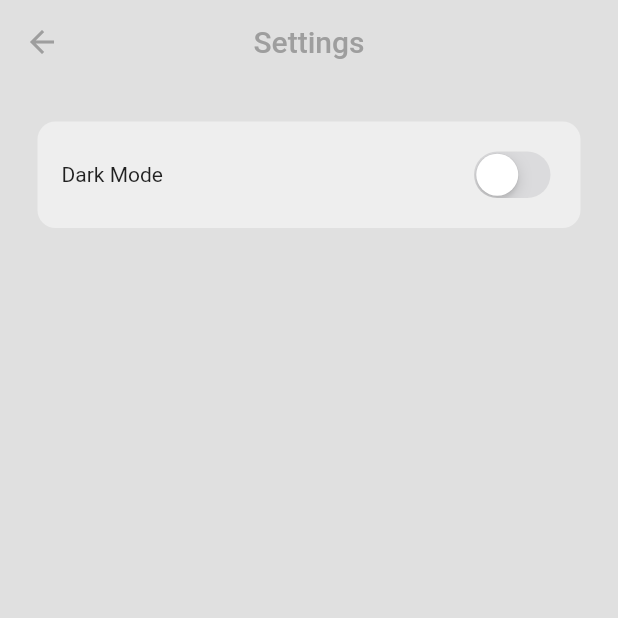
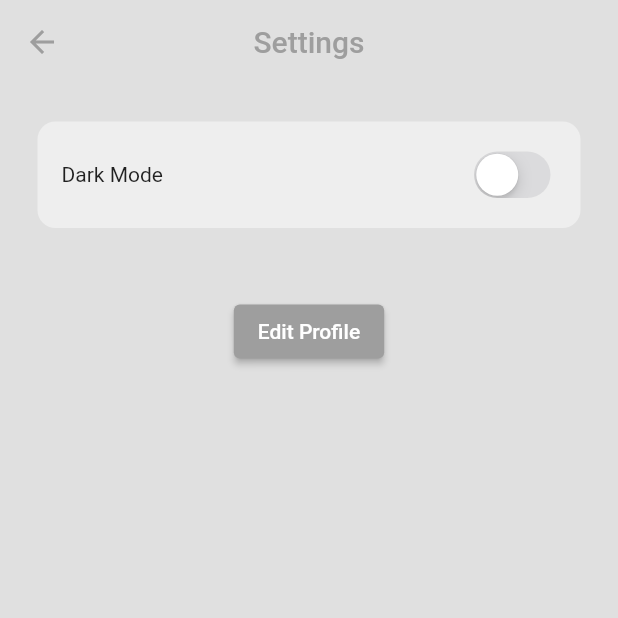
Before and after one commit to soobinchoe/flutter_chat_app, a Flutter app: the screen it shows once a user with an empty profile is signed in, in the side drawer, after a tap on "S E T T I N G S", on a phone screen of 412 x 824 dp, the top half of it. Run offline on Flutter 3.47's test engine with Material 2 defaults, Android fonts, the phone set to English and light mode, and no system bars; our stand-ins replace cloud_firestore, firebase_auth, firebase_core, image_picker; accounts and stored records are empty; network calls fail.

```diff
--- a/lib/components/my_drawer.dart
+++ b/lib/components/my_drawer.dart
@@ -1,6 +1,4 @@
 import 'package:flutter/material.dart';
-import 'package:flutter/src/widgets/framework.dart';
-import 'package:flutter/src/widgets/placeholder.dart';
 import 'package:flutter_chat_app/pages/settings_page.dart';
 
 import '../services/auth/auth_service.dart';
@@ -60,7 +58,7 @@ class MyDrawer extends StatelessWidget {
                   Navigator.push(
                     context,
                     MaterialPageRoute(
-                      builder: (context) => const SettingsPage(),
+                      builder: (context) => SettingsPage(),
                     ),
                   );
                 },
--- a/lib/pages/chat_page.dart
+++ b/lib/pages/chat_page.dart
@@ -123,14 +123,14 @@ class _ChatPageState extends State<ChatPage> {
 
         // Group messages by date
         Map<DateTime, List<DocumentSnapshot>> groupedMessages = {};
-        snapshot.data!.docs.forEach((doc) {
+        for (var doc in snapshot.data!.docs) {
           DateTime date = (doc['timestamp'] as Timestamp).toDate();
           date = DateTime(date.year, date.month, date.day);
           if (!groupedMessages.containsKey(date)) {
             groupedMessages[date] = [];
           }
           groupedMessages[date]!.add(doc);
-        });
+        }
 
         // return list view
         return ListView.builder(
@@ -162,7 +162,6 @@ class _ChatPageState extends State<ChatPage> {
   }
 
   String _formatDate(DateTime date) {
-    // Format date as needed, e.g., "January 1, 2022"
     return DateFormat.yMMMMd().format(date);
   }
 
--- a/lib/pages/register_page.dart
+++ b/lib/pages/register_page.dart
@@ -9,6 +9,7 @@ class RegisterPage extends StatelessWidget {
   final TextEditingController _emailController = TextEditingController();
   final TextEditingController _pwController = TextEditingController();
   final TextEditingController _confirmPwController = TextEditingController();
+  final TextEditingController _nameController = TextEditingController();
 
 // tap to go to login page
   final void Function()? onTap;
@@ -24,7 +25,7 @@ class RegisterPage extends StatelessWidget {
     if (_pwController.text == _confirmPwController.text) {
       try {
         _auth.signUpWithEmailPassword(
-            _emailController.text, _pwController.text);
+            _emailController.text, _pwController.text, _nameController.text);
       } catch (e) {
         showDialog(
           context: context,
@@ -88,6 +89,17 @@ class RegisterPage extends StatelessWidget {
               height: 10,
             ),
 
+            // name textfield
+            MyTextField(
+              hintText: "Name",
+              obscureText: false,
+              controller: _nameController,
+            ),
+
+            const SizedBox(
+              height: 10,
+            ),
+
             // pw textfields
             MyTextField(
               hintText: "Password",
--- a/lib/pages/settings_page.dart
+++ b/lib/pages/settings_page.dart
@@ -1,12 +1,14 @@
 import 'package:flutter/cupertino.dart';
 import 'package:flutter/material.dart';
-import 'package:flutter/src/widgets/framework.dart';
-import 'package:flutter/src/widgets/placeholder.dart';
+import 'package:flutter_chat_app/pages/edit_page.dart';
+import 'package:flutter_chat_app/services/auth/auth_service.dart';
 import 'package:flutter_chat_app/themes/theme_provider.dart';
 import 'package:provider/provider.dart';
 
 class SettingsPage extends StatelessWidget {
-  const SettingsPage({super.key});
+  SettingsPage({super.key});
+
+  final AuthService _authService = AuthService();
 
   @override
   Widget build(BuildContext context) {
@@ -19,7 +21,9 @@ class SettingsPage extends StatelessWidget {
         elevation: 0,
         centerTitle: true,
       ),
-      body: Container(
+      body: Column(
+        children: [
+          Container(
             decoration: BoxDecoration(
               color: Theme.of(context).colorScheme.secondary,
               borderRadius: BorderRadius.circular(12),
@@ -30,18 +34,37 @@ class SettingsPage extends StatelessWidget {
               mainAxisAlignment: MainAxisAlignment.spaceBetween,
               children: [
                 //dark mode
-            Text("Dark Mode"),
+                const Text("Dark Mode"),
 
                 // switch toggle
                 CupertinoSwitch(
-              value:
-                  Provider.of<ThemeProvider>(context, listen: false).isDartMode,
+                  value: Provider.of<ThemeProvider>(context, listen: false)
+                      .isDartMode,
                   onChanged: (value) =>
                       Provider.of<ThemeProvider>(context, listen: false)
                           .toggleTheme(),
-            )
+                ),
               ],
             ),
+          ),
+          const SizedBox(
+              height: 20), // Add some space between the settings and the button
+          ElevatedButton(
+            onPressed: () {
+              Navigator.push(
+                context,
+                MaterialPageRoute(
+                  builder: (context) => EditProfilePage(
+                    currentEmail: _authService.getCurrentUser()!.email!,
+                    initialName: _authService.getCurrentUser()!.displayName ??
+                        _authService.getCurrentUser()!.email!,
+                  ),
+                ),
+              );
+            },
+            child: const Text("Edit Profile"),
+          ),
+        ],
       ),
     );
   }
--- a/pubspec.yaml
+++ b/pubspec.yaml
@@ -40,6 +40,8 @@ dependencies:
   cloud_firestore: ^4.14.0
   provider: ^6.1.2
   intl: ^0.17.0
+  image_picker: ^0.8.4+2
+  firebase_storage: ^11.6.0
 
 dev_dependencies:
   flutter_test:
```
Also changed, not shown: lib/pages/edit_page.dart (added, +80 -0 lines), lib/services/auth/auth_service.dart (+15 -2 lines), pubspec.lock, 5 other files. Lines whose indentation alone changed are shown as unchanged.
